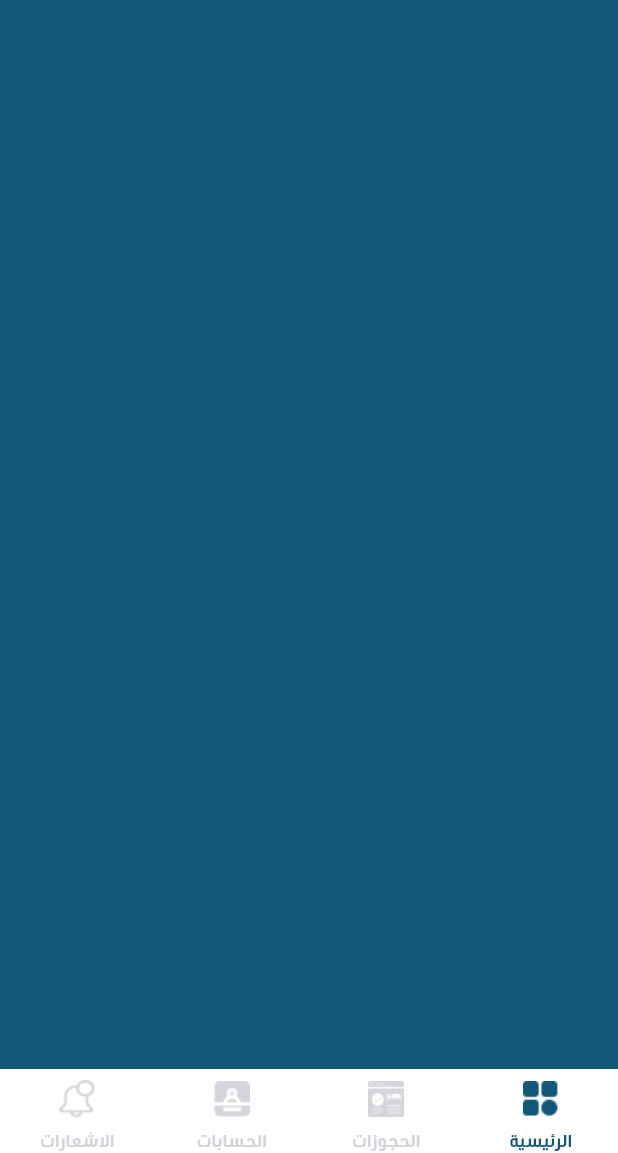
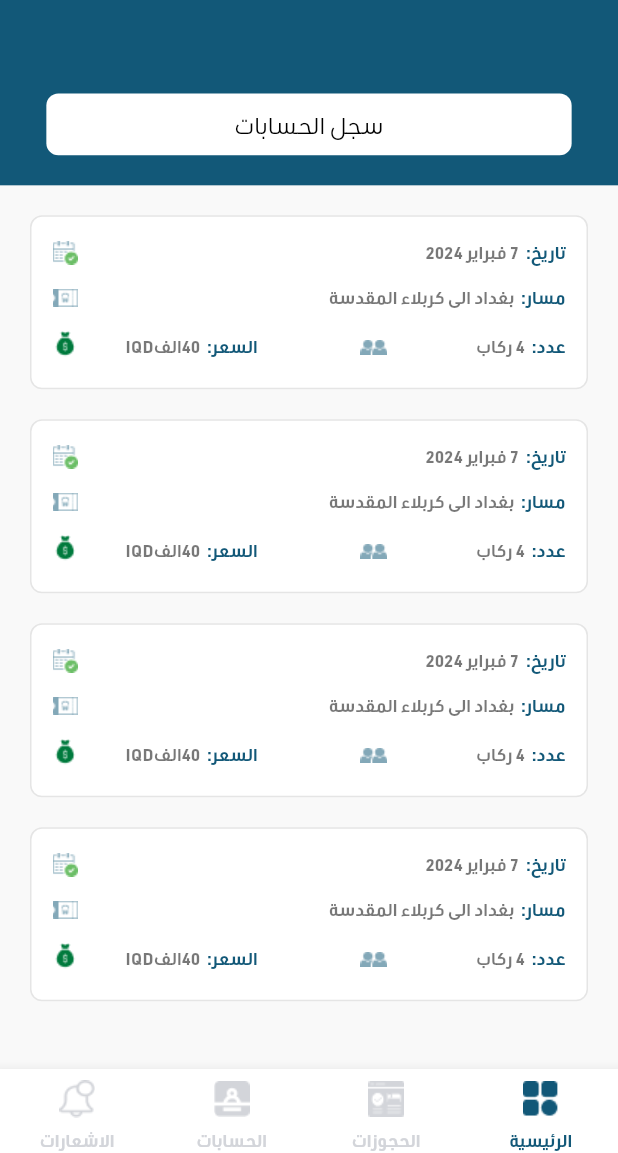
Before and after one commit to sleem2012/bus_irag, a Flutter app: the MainNavPages screen opened directly, swiped to page 3, on a phone screen of 412 x 824 dp, the part 83-1236 px from its top. Run offline on Flutter 3.47's test engine with Material 3 defaults, Android fonts, the light colour scheme and no system bars; drawn by our look-alikes of animated_bottom_navigation_bar, extended_image; our stand-ins replace args, awesome_dialog, azlistview, cached_network_image, carousel_slider, connectivity_plus and 20 more; missing offline and left inert: cached_network_svg_image, syncfusion_flutter_core; accounts and stored records are empty; generated files the repository leaves out were written again; statements that could not run were skipped; project files that could hold a hidden picture were left out.

Commit message:
add accounts history

```diff
--- /dev/null
+++ b/lib/views/accounts_history/accounts_history_view.dart
@@ -0,0 +1,104 @@
+import 'package:bus_iraq2/shared/extensions.dart';
+import 'package:bus_iraq2/shared/theme/text_theme.dart';
+import 'package:bus_iraq2/shared/widgets/flux_image.dart';
+import 'package:flutter/material.dart';
+import 'package:get/get.dart';
+
+import '../../shared/small_button.dart';
+import '../../shared/theme/colors.dart';
+import '../../shared/theme/helper.dart';
+import '../../shared/widgets/titled_container.dart';
+
+class AccountsHistory extends StatelessWidget {
+  const AccountsHistory({super.key});
+
+  @override
+  Widget build(BuildContext context) {
+    return Column(
+      children: [
+        const TitledContainer(
+          title: "سجل الحسابات",
+        ),
+        Expanded(
+            child: Container(
+              color: KColors.backgroundD,
+              width: double.infinity,
+              child: ListView.separated(
+                  padding: EdgeInsets.only(
+                      top: 20, left: 20, right: 20, bottom: Get.height * .2),
+                  itemBuilder: (context, index) => const AccountsHistoryCard(),
+                  separatorBuilder: (context, index) {
+                    return const SizedBox(
+                      height: 20,
+                    );
+                  },
+                  itemCount: 4),
+            ))
+      ],
+    );
+  }
+}
+
+class AccountsHistoryCard extends StatelessWidget {
+  const AccountsHistoryCard({super.key});
+
+  @override
+  Widget build(BuildContext context) {
+    return Container(
+      padding: const EdgeInsets.symmetric(vertical: 16, horizontal: 14),
+      decoration: KHelper.of(context).titledContainer.copyWith(
+          border: Border.all(color: KColors.blackColor.withOpacity(.1))),
+      child:  Column(
+        crossAxisAlignment: CrossAxisAlignment.start,
+        children: [
+          const TextRichWithIcon(keyText: 'تاريخ:',valueText: '7 فبراير 2024', imagePath: 'assets/images/calender_icon.png',),
+          14.h,
+          const TextRichWithIcon(keyText: 'مسار:',valueText: 'بغداد الى كربلاء المقدسة', imagePath: 'assets/images/bus-ticket-icon 1.png',),
+          14.h,
+
+           const Row(
+            children: [
+              Expanded(flex: 2,child: TextRichWithIcon(keyText: 'عدد:',valueText: '4 ركاب', imagePath: 'assets/images/two_persons.png',)),
+              Spacer(flex: 1),
+              Expanded(flex: 2,child: TextRichWithIcon(keyText: 'السعر:',valueText: '40الفIQD ', imagePath: 'assets/images/money_bag.png',)),
+
+            ],
+          )
+
+
+        ],
+      ),
+    );
+  }
+}
+
+class TextRichWithIcon extends StatelessWidget {
+  const TextRichWithIcon({super.key, required this.keyText, required this.valueText, required this.imagePath});
+final String keyText,valueText,imagePath;
+  @override
+  Widget build(BuildContext context) {
+    return Row(
+      mainAxisAlignment: MainAxisAlignment.spaceBetween,
+      children: [
+        Text.rich(
+          TextSpan(
+            children: [
+              TextSpan(
+                  text: '$keyText  ',
+                  style: KTextStyle.of(context)
+                      .ten
+                      .copyWith(color: KColors.mainColor)),
+              TextSpan(
+                text: valueText,
+                style: KTextStyle.of(context)
+                    .ten
+                    .copyWith(color: KColors.blackColor.withOpacity(.53)),
+              ),
+            ],
+          ),
+        ),
+        FluxImage(imageUrl: imagePath)
+      ],
+    );
+  }
+}
--- a/lib/views/main_screen/main_screen.dart
+++ b/lib/views/main_screen/main_screen.dart
@@ -7,6 +7,7 @@ import 'package:flutter_bloc/flutter_bloc.dart';
 
 import '../../logic/main_view/main_view_bloc.dart';
 import '../../shared/theme/colors.dart';
+import '../accounts_history/accounts_history_view.dart';
 import '../reservation/available_trips.dart';
 import '../reservation/custom_reservation.dart';
 import '../reservation/custom_trip_form.dart';
@@ -39,7 +40,7 @@ class MainNavPages extends StatelessWidget {
               children: [
                 const HomeView(),
                 const ReservationHistory(),
-                Container(),
+                const AccountsHistory(),
                 Container(),
                 const DirectReservation(), //direct reserve
                 const AvailableTrips(),
```
Also changed, not shown: assets/images/bus-ticket-icon 1.png (added), assets/images/calender_icon.png (added), assets/images/dollars.png (added), assets/images/two_persons.png (added).
